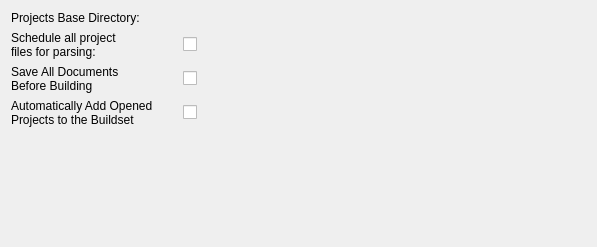
Before: the Qt Designer form shell/settings/projectsettings.ui in KDE/kdevelop, drawn with Qt 5.
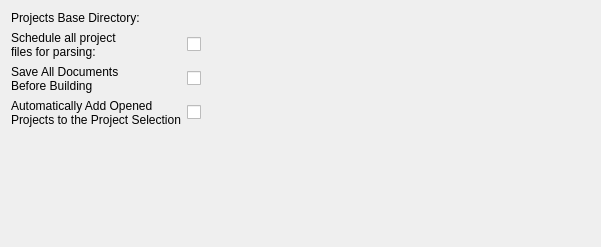
After: the same form once the commit is applied. Custom widgets are drawn as their Qt base class.

Commit message: Buildset got renamed to Project Selection

Diff of the .ui file:
```diff
--- a/shell/settings/projectsettings.ui
+++ b/shell/settings/projectsettings.ui
@@ -84,7 +84,7 @@
     <widget class="QLabel" name="label_5">
      <property name="text">
       <string>Automatically Add Opened
-Projects to the Buildset</string>
+Projects to the Project Selection</string>
      </property>
     </widget>
    </item>
```
